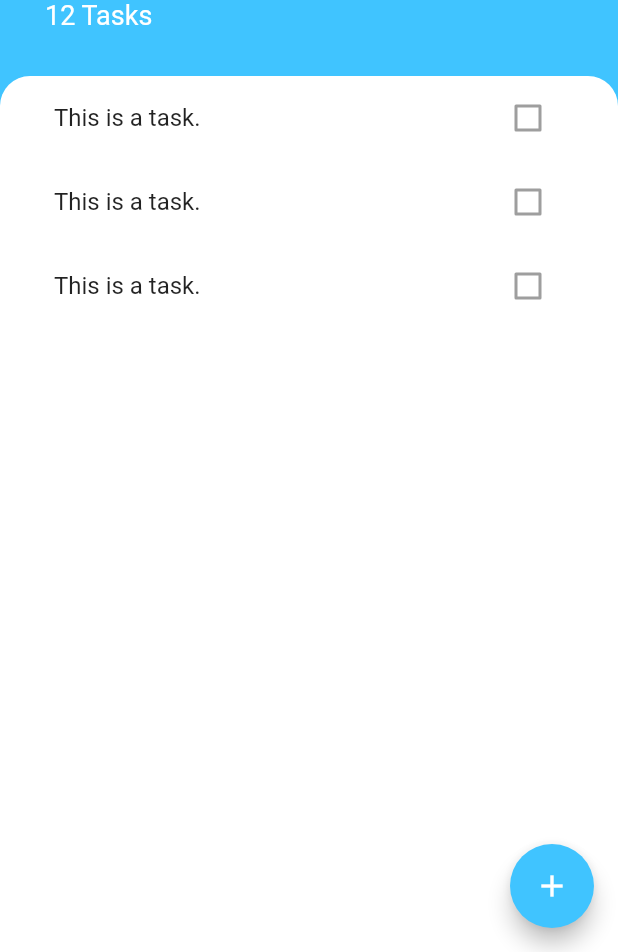
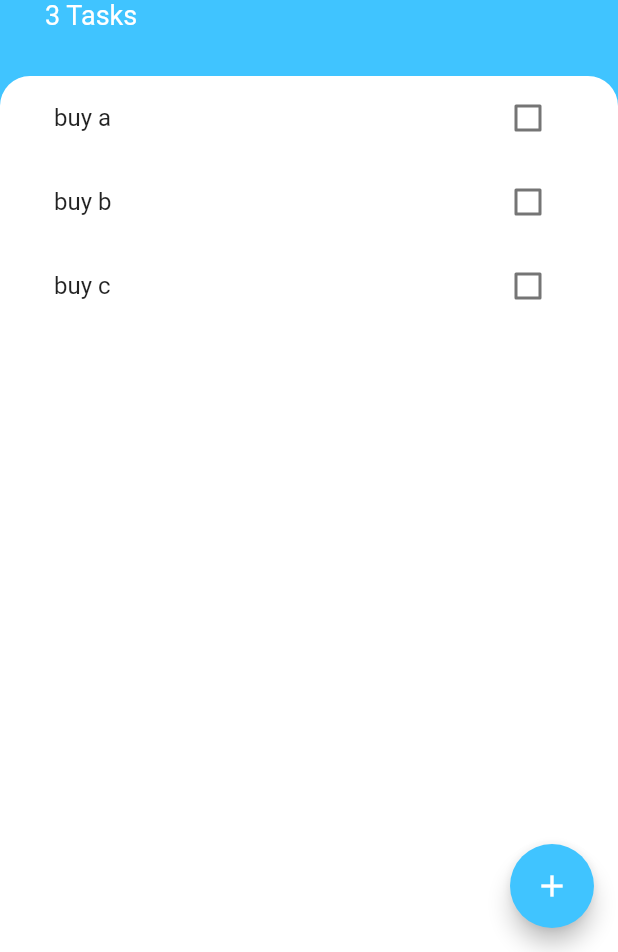
Before and after one commit to MrJasonJapan/flutter-state-management-todoey, a Flutter app: the screen it shows after launch, on a phone screen of 412 x 824 dp, the part 284-1236 px from its top. Run offline on Flutter 3.47's test engine with Material 2 defaults, Android fonts, the phone set to English and light mode, and no system bars.

Commit message:
Start adding state functionality:
・Add some local state to at the task_screen level.
・user Listview.builder() to render list items efficiently.

```diff
--- /dev/null
+++ b/lib/models/task.dart
@@ -0,0 +1,10 @@
+class Task {
+  final String name;
+  bool isDone;
+
+  Task({this.name, this.isDone = false});
+
+  void toggleDone() {
+    isDone = !isDone;
+  }
+}
--- a/lib/screens/tasks_screen.dart
+++ b/lib/screens/tasks_screen.dart
@@ -1,9 +1,21 @@
 import 'package:flutter/material.dart';
 
+import '../models/task.dart';
 import '../widgets/tasks_list.dart';
 import 'add_task_screen.dart';
 
-class TasksScreen extends StatelessWidget {
+class TasksScreen extends StatefulWidget {
+  @override
+  _TasksScreenState createState() => _TasksScreenState();
+}
+
+class _TasksScreenState extends State<TasksScreen> {
+  List<Task> tasks = [
+    Task(name: 'buy a'),
+    Task(name: 'buy b'),
+    Task(name: 'buy c'),
+  ];
+
   @override
   Widget build(BuildContext context) {
     return Scaffold(
@@ -20,7 +32,12 @@ class TasksScreen extends StatelessWidget {
                   padding: EdgeInsets.only(
                     bottom: MediaQuery.of(context).viewInsets.bottom,
                   ),
-                  child: AddTaskScreen(),
+                  child: AddTaskScreen((newTaskTitle) {
+                    setState(() {
+                      tasks.add(Task(name: newTaskTitle, isDone: false));
+                    });
+                    Navigator.pop(context);
+                  }),
                 ),
               ),
             );
@@ -53,7 +70,7 @@ class TasksScreen extends StatelessWidget {
                   ),
                 ),
                 Text(
-                  '12 Tasks',
+                  '${tasks.length} Tasks',
                   style: TextStyle(
                     color: Colors.white,
                     fontSize: 18,
@@ -72,7 +89,15 @@ class TasksScreen extends StatelessWidget {
                   topRight: Radius.circular(20.0),
                 ),
               ),
-              child: TasksList(),
+              child: TasksList(
+                tasks: tasks,
+                checkboxIndexCallback: (index) {
+                  print(index);
+                  setState(() {
+                    tasks[index].toggleDone();
+                  });
+                },
+              ),
             ),
           )
         ],
--- a/lib/widgets/task_tile.dart
+++ b/lib/widgets/task_tile.dart
@@ -1,12 +1,25 @@
 import 'package:flutter/material.dart';
 
 class TaskTile extends StatelessWidget {
+  final bool isChecked;
+  final String taskTitle;
+  final Function checkboxCallback;
+
+  TaskTile({this.isChecked, this.taskTitle, this.checkboxCallback});
+
   @override
   Widget build(BuildContext context) {
     return ListTile(
-      title: Text("This is a task."),
+      title: Text(
+        this.taskTitle,
+        style: TextStyle(
+          decoration: isChecked ? TextDecoration.lineThrough : null,
+        ),
+      ),
       trailing: Checkbox(
-        value: false,
+        activeColor: Colors.lightBlueAccent,
+        value: isChecked,
+        onChanged: checkboxCallback,
       ),
     );
   }
--- a/lib/widgets/tasks_list.dart
+++ b/lib/widgets/tasks_list.dart
@@ -1,16 +1,26 @@
 import 'package:flutter/material.dart';
 
+import '../models/task.dart';
 import 'task_tile.dart';
 
 class TasksList extends StatelessWidget {
+  final List<Task> tasks;
+  final Function checkboxIndexCallback;
+
+  TasksList({this.tasks, this.checkboxIndexCallback});
+
   @override
   Widget build(BuildContext context) {
-    return ListView(
-      children: <Widget>[
-        TaskTile(),
-        TaskTile(),
-        TaskTile(),
-      ],
+    return ListView.builder(
+      itemBuilder: (context, index) {
+        return TaskTile(
+            taskTitle: tasks[index].name,
+            isChecked: tasks[index].isDone,
+            checkboxCallback: (checkboxState) {
+              checkboxIndexCallback(index);
+            });
+      },
+      itemCount: tasks.length,
     );
   }
 }
```
Also changed, not shown: lib/screens/add_task_screen.dart (+11 -3 lines).
